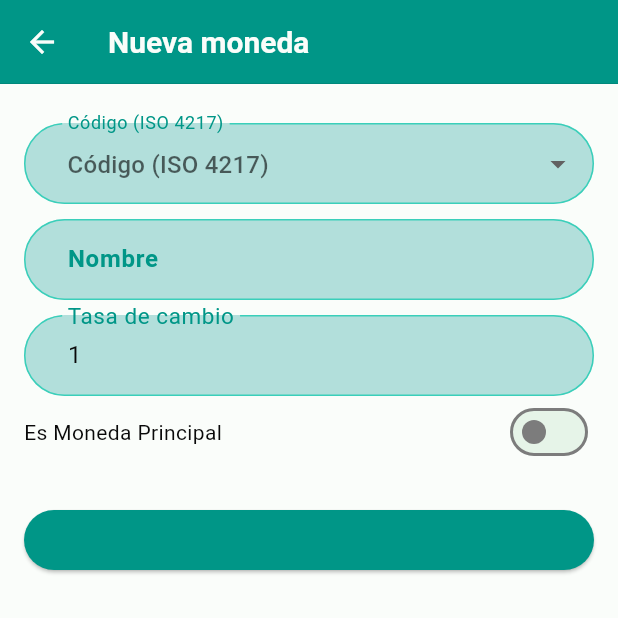
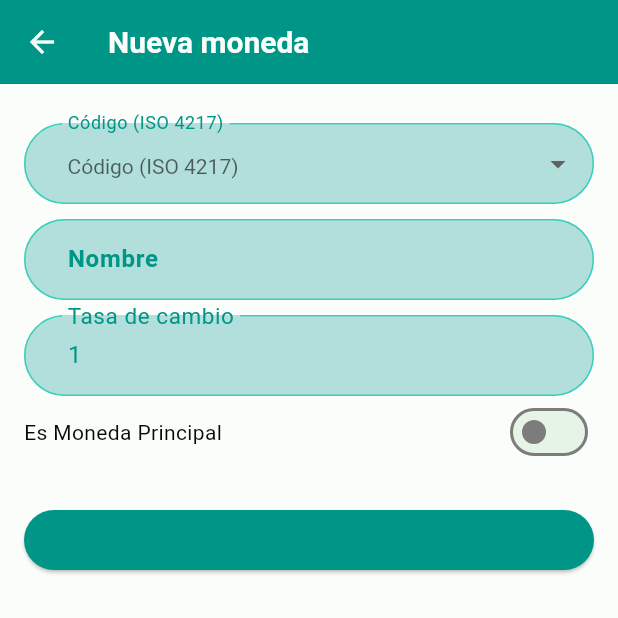
Before and after one commit to newtonburgos/go2money, a Flutter app: the CurrencyFormPage screen opened directly, on a phone screen of 412 x 824 dp, the top half of it. Run offline on Flutter 3.47's test engine with Material 3 defaults, Android fonts, the phone set to English and light mode, and no system bars; our stand-ins replace convex_bottom_bar, flutter_riverpod, go_router, riverpod, sqflite; accounts and stored records are empty.

Commit message:
Color de Texto al Primario

```diff
--- a/lib/presentation/widgets/text_form_field/custom_dropdown_button_form_field.dart
+++ b/lib/presentation/widgets/text_form_field/custom_dropdown_button_form_field.dart
@@ -61,11 +61,15 @@
         isExpanded: true,
         items: items,
         onChanged: onChanged,
+        style: TextStyle(color: colors.primary),
         decoration: InputDecoration(
           filled: true,
           fillColor:
               bgColor ?? colors.primaryContainer, // tu mismo color lila claro
-          label: label != null ? Text(label!) : null,
+          label:
+              label != null
+                  ? Text(label!, style: TextStyle(color: colors.primary))
+                  : null,
           hintText: hintText,
           hintStyle: hintStyle ?? TextStyle(color: colors.primary),
           enabledBorder: border,
--- a/lib/presentation/widgets/text_form_field/cutom_text_form_field.dart
+++ b/lib/presentation/widgets/text_form_field/cutom_text_form_field.dart
@@ -62,11 +62,15 @@
             textFormFieldType == CustomTextFormFieldType.password
                 ? true
                 : false,
+        style: TextStyle(color: colors.primary),
         decoration: InputDecoration(
           filled: true,
           fillColor:
               bgColor ?? colors.primaryContainer, // tu mismo color lila claro
-          label: label != null ? Text(label!) : null,
+          label:
+              label != null
+                  ? Text(label!, style: TextStyle(color: colors.primary))
+                  : null,
           hintText: hintText,
           hintStyle: hintStyle ?? TextStyle(color: colors.primary),
           enabledBorder: border,
```
